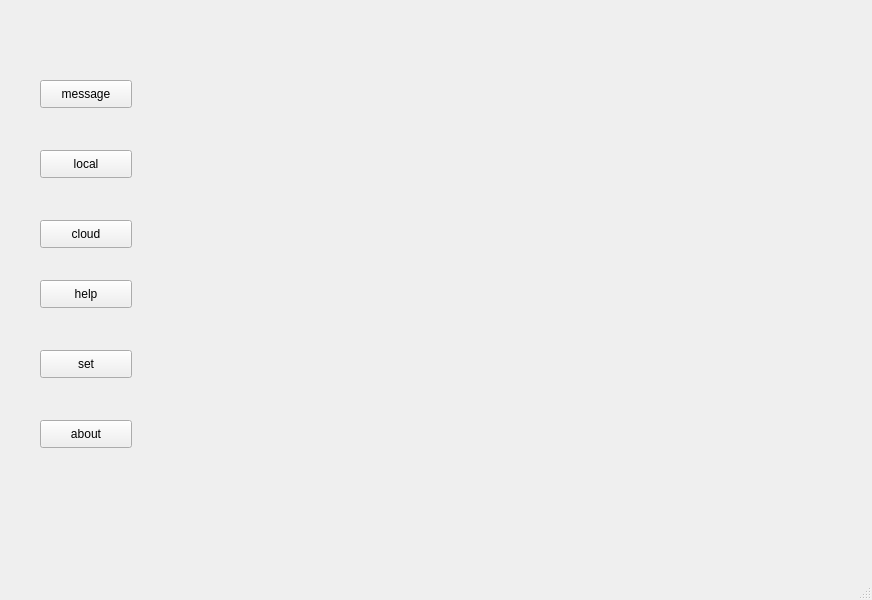
First picture: the form in mainwindow.ui, repository been-lu/RuMo, before the edit.
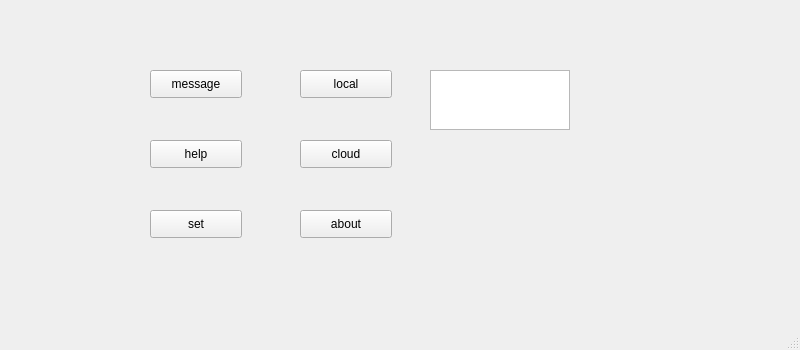
Second picture: the form after the edit.

The edit to the form file:
```diff
--- a/mainwindow.ui
+++ b/mainwindow.ui
@@ -6,8 +6,8 @@
    <rect>
     <x>0</x>
     <y>0</y>
-    <width>872</width>
-    <height>600</height>
+    <width>800</width>
+    <height>350</height>
    </rect>
   </property>
   <property name="cursor">
@@ -20,8 +20,8 @@
    <widget class="QPushButton" name="pushButton">
     <property name="geometry">
      <rect>
-      <x>40</x>
-      <y>80</y>
+      <x>150</x>
+      <y>70</y>
       <width>92</width>
       <height>28</height>
      </rect>
@@ -33,8 +33,8 @@
    <widget class="QPushButton" name="pushButton_2">
     <property name="geometry">
      <rect>
-      <x>40</x>
-      <y>150</y>
+      <x>300</x>
+      <y>70</y>
       <width>92</width>
       <height>28</height>
      </rect>
@@ -49,8 +49,8 @@
    <widget class="QPushButton" name="pushButton_3">
     <property name="geometry">
      <rect>
-      <x>40</x>
-      <y>220</y>
+      <x>300</x>
+      <y>140</y>
       <width>92</width>
       <height>28</height>
      </rect>
@@ -62,8 +62,8 @@
    <widget class="QPushButton" name="pushButton_4">
     <property name="geometry">
      <rect>
-      <x>40</x>
-      <y>420</y>
+      <x>300</x>
+      <y>210</y>
       <width>92</width>
       <height>28</height>
      </rect>
@@ -75,8 +75,8 @@
    <widget class="QPushButton" name="pushButton_5">
     <property name="geometry">
      <rect>
-      <x>40</x>
-      <y>350</y>
+      <x>150</x>
+      <y>210</y>
       <width>92</width>
       <height>28</height>
      </rect>
@@ -88,8 +88,8 @@
    <widget class="QPushButton" name="pushButton_6">
     <property name="geometry">
      <rect>
-      <x>40</x>
-      <y>280</y>
+      <x>150</x>
+      <y>140</y>
       <width>92</width>
       <height>28</height>
      </rect>
@@ -98,6 +98,30 @@
      <string>help</string>
     </property>
    </widget>
+   <widget class="QTextBrowser" name="textBrowser">
+    <property name="geometry">
+     <rect>
+      <x>430</x>
+      <y>70</y>
+      <width>140</width>
+      <height>60</height>
+     </rect>
+    </property>
+   </widget>
+   <widget class="QLabel" name="label">
+    <property name="geometry">
+     <rect>
+      <x>0</x>
+      <y>0</y>
+      <width>800</width>
+      <height>375</height>
+     </rect>
+    </property>
+    <property name="text">
+     <string/>
+    </property>
+   </widget>
+   <zorder>label</zorder>
    <zorder>pushButton_5</zorder>
    <zorder>pushButton</zorder>
    <zorder>pushButton_2</zorder>
```
Left out of the diff: 3 changed lines with no effect on the pictures.
